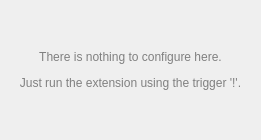
Above: src/plugins/terminal/configwidget.ui from albertlauncher/albert before the change. Below: the same form after it.
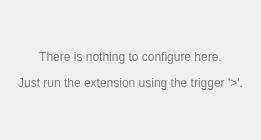
That is the form after the change.

Commit message: Drop shared pointers in websearch. Remove triggers from query.

```diff
--- a/src/plugins/terminal/configwidget.ui
+++ b/src/plugins/terminal/configwidget.ui
@@ -27,7 +27,7 @@
    <item>
     <widget class="QLabel" name="label">
      <property name="text">
-      <string>&lt;html&gt;&lt;head/&gt;&lt;body&gt;&lt;p&gt;&lt;span style=&quot; color:#808080;&quot;&gt;There is nothing to configure here.&lt;/span&gt;&lt;/p&gt;&lt;p&gt;&lt;span style=&quot; color:#808080;&quot;&gt;Just run the extension using the trigger '!'.&lt;/span&gt;&lt;/p&gt;&lt;/body&gt;&lt;/html&gt;</string>
+      <string>&lt;html&gt;&lt;head/&gt;&lt;body&gt;&lt;p&gt;&lt;span style=&quot; color:#808080;&quot;&gt;There is nothing to configure here.&lt;/span&gt;&lt;/p&gt;&lt;p&gt;&lt;span style=&quot; color:#808080;&quot;&gt;Just run the extension using the trigger '&gt;'.&lt;/span&gt;&lt;/p&gt;&lt;/body&gt;&lt;/html&gt;</string>
      </property>
      <property name="alignment">
       <set>Qt::AlignCenter</set>
```
The commit also changes 13 other files.
